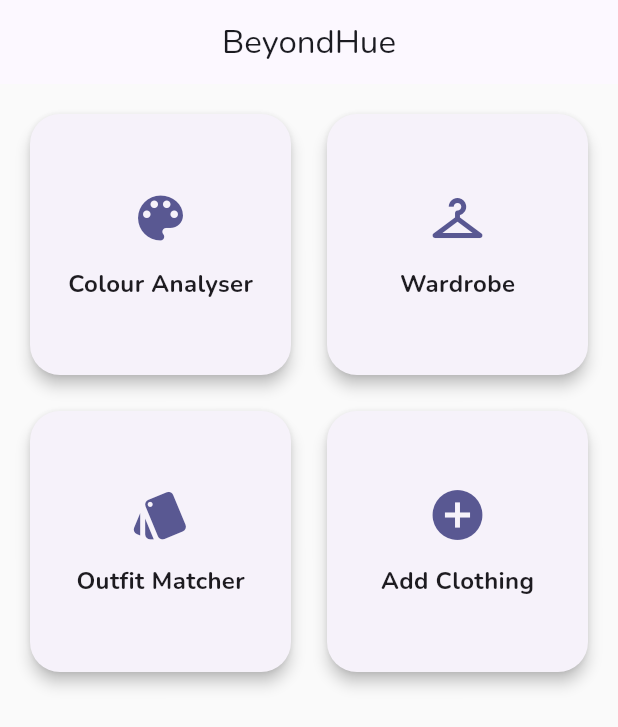
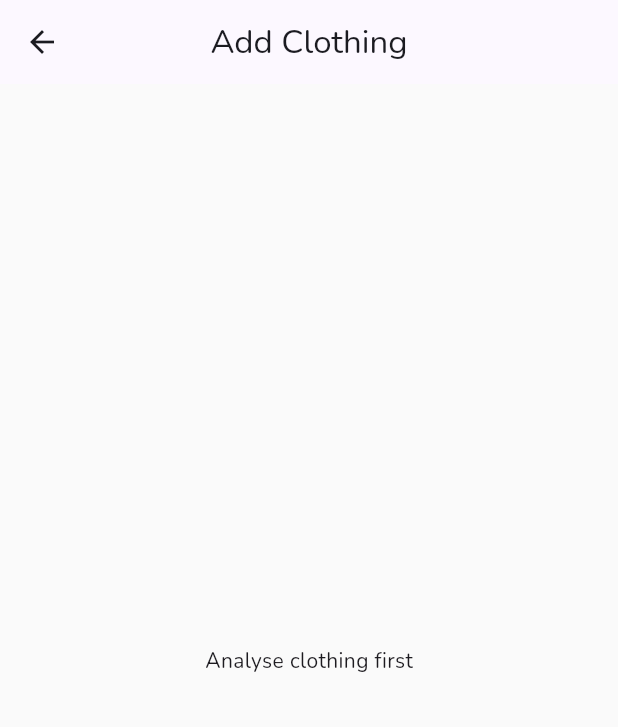
Before and after one commit to Manojkhandelwalmj/beyondhue, a Flutter app: the screen it shows after launch, after a tap on "Add Clothing", on a phone screen of 412 x 824 dp. Shown: the top 727 px of the screen. Run offline on Flutter 3.47's test engine with Material 3 defaults, Android fonts, the phone set to English and light mode, and no system bars; our stand-ins replace google_fonts, hive, hive_flutter, image_picker, palette_generator; accounts and stored records are empty.

```diff
--- a/lib/providers/wardrobe_provider.dart
+++ b/lib/providers/wardrobe_provider.dart
@@ -8,6 +8,10 @@ class WardrobeProvider extends ChangeNotifier {
   late Box<ClothingItem> wardrobeBox;
 
   List<ClothingItem> items = [];
+
+  WardrobeProvider() {
+    init();
+  }
 
   Future<void> init() async {
 
--- a/lib/screens/home_screen.dart
+++ b/lib/screens/home_screen.dart
@@ -1,6 +1,7 @@
 import 'package:flutter/material.dart';
 import 'colour_analyser/colour_analyser_screen.dart';
 import 'wardrobe/wardrobe_screen.dart';
+import 'wardrobe/add_clothing_screen.dart';
 
 class HomeScreen extends StatelessWidget {
   const HomeScreen({super.key});
@@ -18,15 +19,12 @@ class HomeScreen extends StatelessWidget {
           child: Column(
             mainAxisSize: MainAxisSize.min,
             children: [
-
               Icon(
                 icon,
                 size: 40,
                 color: Theme.of(context).colorScheme.primary,
               ),
-
               const SizedBox(height: 12),
-
               Text(
                 title,
                 style: const TextStyle(
@@ -34,7 +32,6 @@ class HomeScreen extends StatelessWidget {
                   fontWeight: FontWeight.bold,
                 ),
               ),
-
             ],
           ),
         ),
@@ -44,24 +41,17 @@ class HomeScreen extends StatelessWidget {
 
   @override
   Widget build(BuildContext context) {
-
     return Scaffold(
-
       appBar: AppBar(
         title: const Text("BeyondHue"),
       ),
-
       body: Padding(
         padding: const EdgeInsets.all(16),
-
         child: GridView.count(
-
           crossAxisCount: 2,
           crossAxisSpacing: 16,
           mainAxisSpacing: 16,
-
           children: [
-
             buildCard(
               context,
               "Colour Analyser",
@@ -75,7 +65,6 @@ class HomeScreen extends StatelessWidget {
                 );
               },
             ),
-
             buildCard(
               context,
               "Wardrobe",
@@ -89,21 +78,25 @@ class HomeScreen extends StatelessWidget {
                 );
               },
             ),
-
             buildCard(
               context,
               "Outfit Matcher",
               Icons.style,
               () {},
             ),
-
             buildCard(
               context,
               "Add Clothing",
               Icons.add_circle,
-              () {},
+              () {
+                Navigator.push(
+                  context,
+                  MaterialPageRoute(
+                    builder: (_) => const AddClothingScreen(),
                   ),
-
+                );
+              },
+            ),
           ],
         ),
       ),
--- /dev/null
+++ b/lib/screens/wardrobe/add_clothing_screen.dart
@@ -0,0 +1,98 @@
+import 'dart:io';
+
+import 'package:flutter/material.dart';
+import 'package:provider/provider.dart';
+import 'package:uuid/uuid.dart';
+
+import '../../models/clothing_item.dart';
+import '../../providers/analyser_provider.dart';
+import '../../providers/wardrobe_provider.dart';
+
+class AddClothingScreen extends StatefulWidget {
+  const AddClothingScreen({super.key});
+
+  @override
+  State<AddClothingScreen> createState() => _AddClothingScreenState();
+}
+
+class _AddClothingScreenState extends State<AddClothingScreen> {
+
+  final clothingController = TextEditingController();
+  final occasionController = TextEditingController();
+
+  @override
+  Widget build(BuildContext context) {
+
+    final analyser = context.watch<AnalyserProvider>();
+
+    final colour = analyser.detectedColour;
+
+    final imagePath = analyser.lastImagePath;
+
+    return Scaffold(
+
+      appBar: AppBar(
+        title: const Text("Add Clothing"),
+      ),
+
+      body: colour == null || imagePath == null
+          ? const Center(child: Text("Analyse clothing first"))
+          : Padding(
+              padding: const EdgeInsets.all(16),
+
+              child: Column(
+                children: [
+
+                  Image.file(
+                    File(imagePath),
+                    height: 200,
+                  ),
+
+                  const SizedBox(height: 20),
+
+                  TextField(
+                    controller: clothingController,
+                    decoration: const InputDecoration(
+                      labelText: "Clothing Type (shirt, pant, etc)",
+                    ),
+                  ),
+
+                  const SizedBox(height: 16),
+
+                  TextField(
+                    controller: occasionController,
+                    decoration: const InputDecoration(
+                      labelText: "Occasion (casual, formal, party)",
+                    ),
+                  ),
+
+                  const SizedBox(height: 30),
+
+                  ElevatedButton(
+                    onPressed: () {
+
+                      final item = ClothingItem(
+                        id: const Uuid().v4(),
+                        imagePath: imagePath,
+                        clothingType: clothingController.text,
+                        occasion: occasionController.text,
+                        colourName: colour.name,
+                        hexCode: colour.hex,
+                        hue: colour.hue,
+                        saturation: colour.saturation,
+                        brightness: colour.brightness,
+                      );
+
+                      context.read<WardrobeProvider>().addItem(item);
+
+                      Navigator.pop(context);
+                    },
+                    child: const Text("Save Clothing"),
+                  )
+
+                ],
+              ),
+            ),
+    );
+  }
+}
```
Also changed, not shown: lib/providers/analyser_provider.dart (+5 -4 lines). Lines whose indentation alone changed are shown as unchanged.
